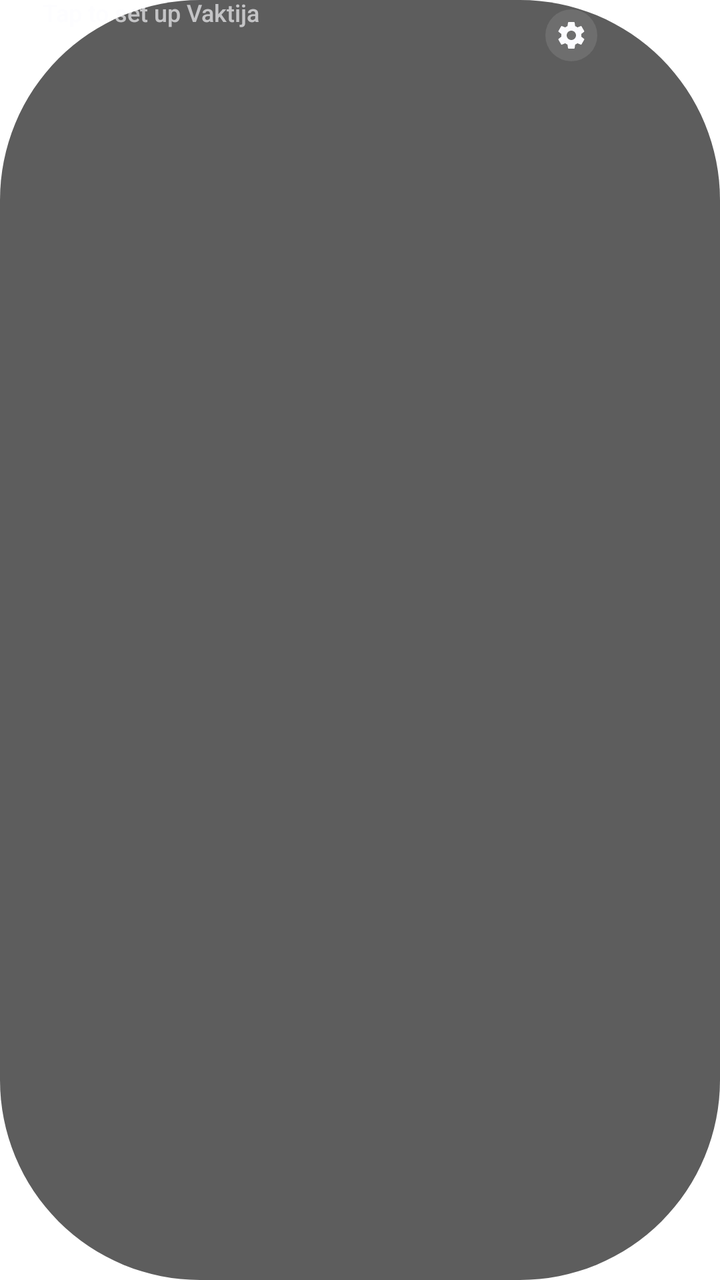
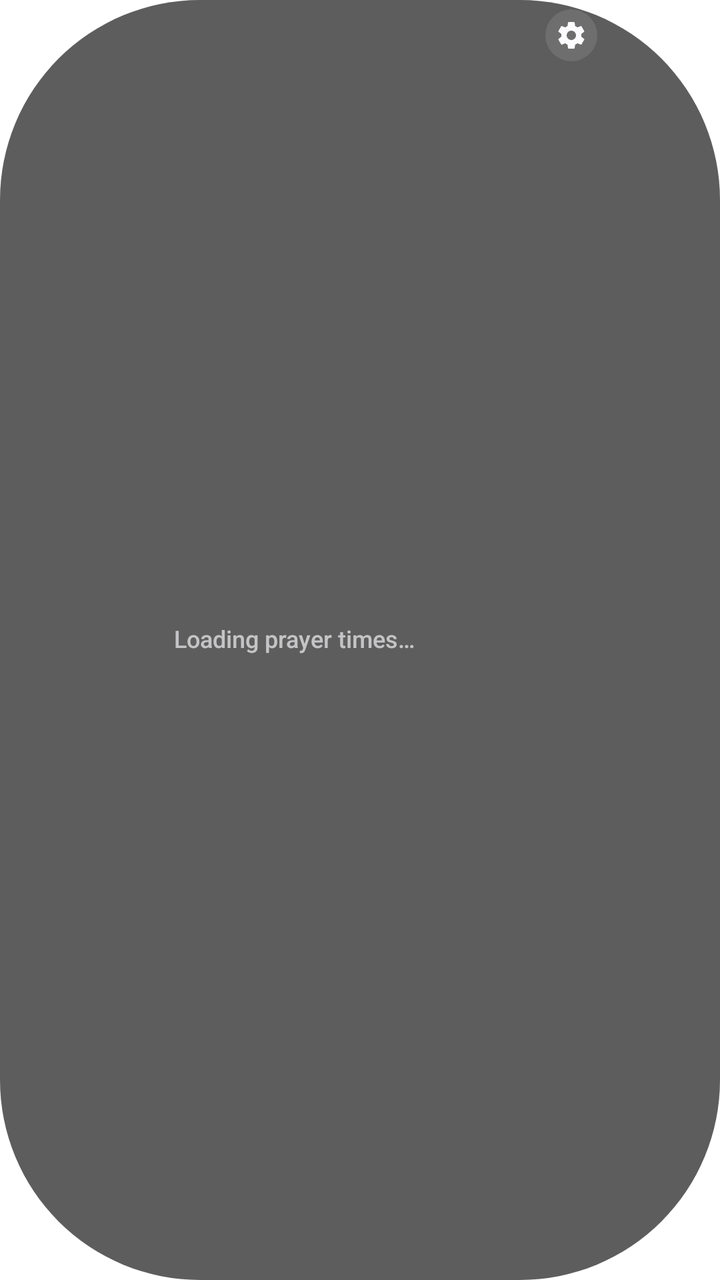

An Android layout rendered at two revisions. The XML below is the earlier revision; the diff shows what the commit changed to produce the second picture.
<!-- AndroidManifest.xml: fallback theme Theme.MaterialComponents.DayNight.NoActionBar -->
<!-- res/layout/prayer_widget_countdown.xml -->
<FrameLayout xmlns:android="http://schemas.android.com/apk/res/android"
    android:id="@+id/widget_countdown_root"
    android:layout_width="match_parent"
    android:layout_height="match_parent">

    <FrameLayout
        android:id="@+id/widget_countdown_background"
        android:layout_width="match_parent"
        android:layout_height="match_parent"
        android:alpha="0.6352941"
        android:background="@drawable/widget_countdown_panel"
        android:importantForAccessibility="no" />

    <LinearLayout
        android:id="@+id/widget_countdown_panel"
        android:layout_width="match_parent"
        android:layout_height="match_parent"
        android:gravity="center_vertical"
        android:orientation="horizontal"
        android:paddingStart="21.333dp"
        android:paddingEnd="8.533dp">

        <ImageView
            android:id="@+id/widget_countdown_icon"
            android:layout_width="54.2dp"
            android:layout_height="52.8dp"
            android:importantForAccessibility="no"
            android:paddingEnd="8dp"
            android:scaleType="fitCenter"
            android:visibility="gone" />

        <FrameLayout
            android:layout_width="0dp"
            android:layout_height="match_parent"
            android:layout_weight="1">

            <TextView
                android:id="@+id/widget_countdown_title"
                android:layout_width="match_parent"
                android:layout_height="match_parent"
                android:ellipsize="end"
                android:fontFamily="sec"
                android:gravity="start|top"
                android:includeFontPadding="false"
                android:maxLines="1"
                android:text="@string/widget_countdown_setup"
                android:textColor="#A6FCFCFF"
                android:textFontWeight="500"
                android:textSize="12sp" />

            <TextView
                android:id="@+id/widget_countdown_timer"
                android:layout_width="match_parent"
                android:layout_height="match_parent"
                android:ellipsize="end"
                android:fontFamily="sec"
                android:fontFeatureSettings="tnum"
                android:gravity="start|top"
                android:includeFontPadding="false"
                android:maxLines="1"
                android:textColor="#FCFCFF"
                android:textFontWeight="500"
                android:textSize="23.5sp"
                android:visibility="gone" />
        </FrameLayout>

        <FrameLayout
            android:id="@+id/widget_countdown_settings"
            android:layout_width="78.8dp"
            android:layout_height="match_parent">

            <ImageView
                android:id="@+id/widget_countdown_progress"
                android:layout_width="60.8dp"
                android:layout_height="match_parent"
                android:layout_gravity="end"
                android:importantForAccessibility="no"
                android:paddingStart="8dp"
                android:scaleType="fitCenter"
                android:visibility="gone" />

            <ImageView
                android:id="@+id/widget_countdown_gear"
                android:layout_width="26dp"
                android:layout_height="26dp"
                android:layout_gravity="top|start"
                android:layout_marginTop="4.5dp"
                android:background="@drawable/widget_countdown_gear_background"
                android:duplicateParentState="true"
                android:importantForAccessibility="no"
                android:padding="5dp"
                android:scaleType="fitCenter"
                android:src="@drawable/ic_countdown_settings" />
        </FrameLayout>
    </LinearLayout>
</FrameLayout>
<!-- resources referenced by this layout -->
<resources>
  <!-- drawable ic_countdown_settings (drawable) -->
  <vector xmlns:android="http://schemas.android.com/apk/res/android"
      android:width="16dp"
      android:height="16dp"
      android:viewportWidth="24"
      android:viewportHeight="24">
      <path
          android:fillColor="#FCFCFF"
          android:pathData="M19.43,12.98c0.04,-0.32 0.07,-0.65 0.07,-0.98s-0.03,-0.66 -0.08,-0.98l2.11,-1.65c0.19,-0.15 0.24,-0.42 0.12,-0.64l-2,-3.46c-0.12,-0.22 -0.39,-0.31 -0.61,-0.22l-2.49,1c-0.52,-0.4 -1.08,-0.73 -1.69,-0.98l-0.38,-2.65C14.45,2.18 14.25,2 14,2h-4c-0.25,0 -0.45,0.18 -0.49,0.42L9.13,5.07c-0.61,0.25 -1.17,0.59 -1.69,0.98l-2.49,-1c-0.23,-0.09 -0.49,0 -0.61,0.22l-2,3.46c-0.13,0.22 -0.07,0.49 0.12,0.64l2.11,1.65c-0.05,0.32 -0.09,0.66 -0.09,0.98s0.03,0.66 0.08,0.98l-2.11,1.65c-0.19,0.15 -0.24,0.42 -0.12,0.64l2,3.46c0.12,0.22 0.39,0.31 0.61,0.22l2.49,-1c0.52,0.4 1.08,0.73 1.69,0.98l0.38,2.65c0.05,0.24 0.25,0.42 0.5,0.42h4c0.25,0 0.46,-0.18 0.49,-0.42l0.38,-2.65c0.61,-0.25 1.17,-0.58 1.69,-0.98l2.49,1c0.23,0.09 0.49,0 0.61,-0.22l2,-3.46c0.12,-0.22 0.07,-0.49 -0.12,-0.64zM12,15.5c-1.93,0 -3.5,-1.57 -3.5,-3.5s1.57,-3.5 3.5,-3.5 3.5,1.57 3.5,3.5 -1.57,3.5 -3.5,3.5z" />
  </vector>
  <!-- drawable widget_countdown_gear_background (drawable) -->
  <selector xmlns:android="http://schemas.android.com/apk/res/android"
      android:exitFadeDuration="140">
      <item android:state_pressed="true">
          <shape android:shape="oval">
              <solid android:color="#66FCFCFF" />
          </shape>
      </item>
      <item>
          <shape android:shape="oval">
              <solid android:color="#1AFCFCFF" />
          </shape>
      </item>
  </selector>
  <!-- drawable widget_countdown_panel (drawable) -->
  <shape xmlns:android="http://schemas.android.com/apk/res/android">
      <solid android:color="@android:color/black" />
      <corners android:radius="100dp" />
  </shape>
  <string name="widget_countdown_setup">Tap to set up Vaktija</string>
</resources>

<!-- the commit's change to res/layout/prayer_widget_countdown.xml (unified diff, before → after) -->
@@ -40,10 +40,10 @@
                 android:layout_height="match_parent"
                 android:ellipsize="end"
                 android:fontFamily="sec"
-                android:gravity="start|top"
+                android:gravity="center"
                 android:includeFontPadding="false"
                 android:maxLines="1"
-                android:text="@string/widget_countdown_setup"
+                android:text="@string/widget_state_loading"
                 android:textColor="#A6FCFCFF"
                 android:textFontWeight="500"
                 android:textSize="12sp" />
@@ -62,6 +62,8 @@
                 android:textFontWeight="500"
                 android:textSize="23.5sp"
                 android:visibility="gone" />
+
+            <include layout="@layout/prayer_widget_state" />
         </FrameLayout>
 
         <FrameLayout
@@ -94,3 +96,69 @@
         </FrameLayout>
     </LinearLayout>
 </FrameLayout>
+<!-- res/layout/prayer_widget_state.xml (included above) -->
+<LinearLayout xmlns:android="http://schemas.android.com/apk/res/android"
+    android:id="@+id/widget_state"
+    android:layout_width="match_parent"
+    android:layout_height="match_parent"
+    android:gravity="center"
+    android:orientation="vertical"
+    android:paddingStart="10dp"
+    android:paddingEnd="10dp"
+    android:paddingTop="4dp"
+    android:paddingBottom="4dp"
+    android:visibility="gone">
+
+    <ImageView
+        android:id="@+id/widget_state_badge"
+        android:layout_width="36dp"
+        android:layout_height="36dp"
+        android:layout_marginBottom="7dp"
+        android:background="@drawable/widget_countdown_gear_background"
+        android:importantForAccessibility="no"
+        android:padding="8dp"
+        android:scaleType="fitCenter"
+        android:visibility="gone" />
+
+    <LinearLayout
+        android:layout_width="match_parent"
+        android:layout_height="wrap_content"
+        android:gravity="center"
+        android:orientation="horizontal">
+
+        <ImageView
+            android:id="@+id/widget_state_inline_icon"
+            android:layout_width="24dp"
+            android:layout_height="24dp"
+            android:layout_marginEnd="6dp"
+            android:importantForAccessibility="no"
+            android:padding="2dp"
+            android:scaleType="fitCenter"
+            android:visibility="gone" />
+
+        <TextView
+            android:id="@+id/widget_state_title"
+            android:layout_width="wrap_content"
+            android:layout_height="wrap_content"
+            android:breakStrategy="simple"
+            android:ellipsize="end"
+            android:fontFamily="sans-serif-medium"
+            android:gravity="center"
+            android:includeFontPadding="false"
+            android:maxLines="2"
+            android:textSize="14sp" />
+    </LinearLayout>
+
+    <TextView
+        android:id="@+id/widget_state_hint"
+        android:layout_width="match_parent"
+        android:layout_height="wrap_content"
+        android:layout_marginTop="4dp"
+        android:breakStrategy="simple"
+        android:ellipsize="end"
+        android:gravity="center"
+        android:includeFontPadding="false"
+        android:maxLines="2"
+        android:textSize="12sp"
+        android:visibility="gone" />
+</LinearLayout>
<!-- resource entries referenced after the edit -->
@@ -29,6 +29,6 @@
       <solid android:color="@android:color/black" />
       <corners android:radius="100dp" />
   </shape>
-  <string name="widget_countdown_setup">Tap to set up Vaktija</string>
+  <string name="widget_state_loading">Loading prayer times…</string>
 </resources>
 
